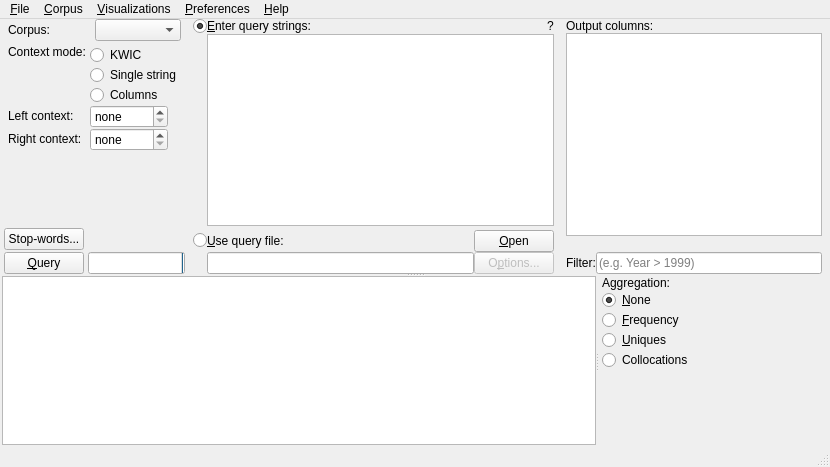
Qt form coquery/gui/coqueryCompact.ui (gkunter/coquery) before a commit.
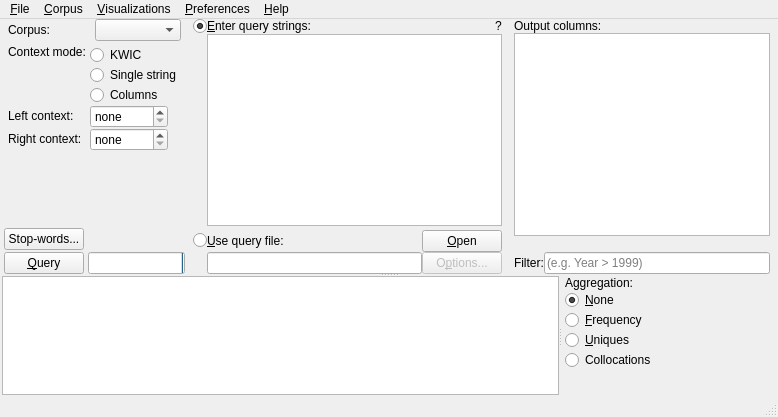
The same form after that commit. Icons and pictures are not drawn.

Commit message: Fix screen layout

Diff of the .ui file:
```diff
--- a/coquery/gui/coqueryCompact.ui
+++ b/coquery/gui/coqueryCompact.ui
@@ -6,8 +6,8 @@
    <rect>
     <x>0</x>
     <y>0</y>
-    <width>830</width>
-    <height>467</height>
+    <width>778</width>
+    <height>417</height>
    </rect>
   </property>
   <property name="windowTitle">
@@ -1050,7 +1050,7 @@
     <rect>
      <x>0</x>
      <y>0</y>
-     <width>830</width>
+     <width>778</width>
      <height>21</height>
     </rect>
    </property>
```
The commit also changes 3 other files.
